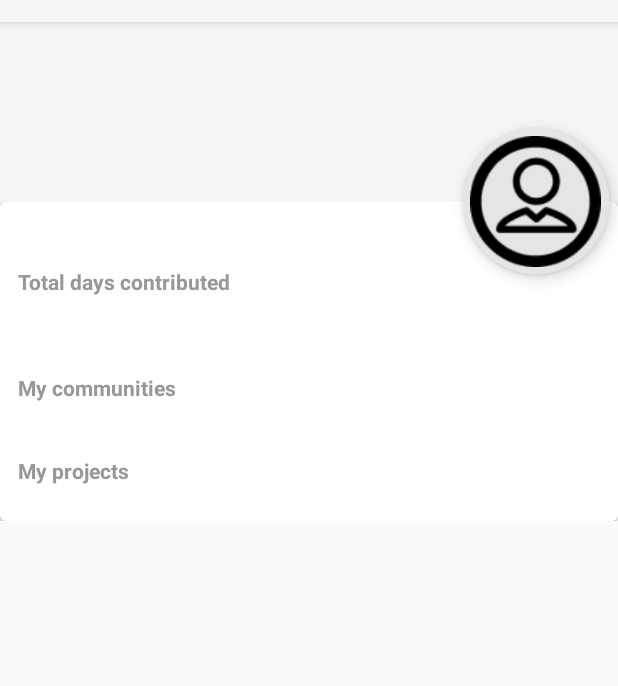
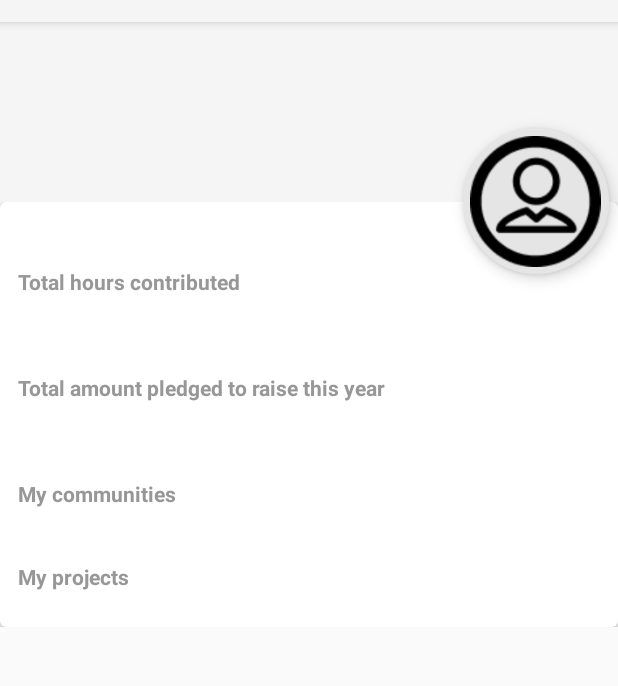
Before and after one commit to RHoKAustralia/humanity-in-business-mobile, an Android app: the ProfileActivity screen opened directly, with no data from a screen before it, on a phone screen of 412 x 824 dp, the part 62-748 px from its top. Run offline under Robolectric (Android 15) with nearby library versions, the phone set to English and light mode, and no system bars; pictures from the network do not load; 1 statement that could not run was skipped.

Commit message:
New updates

```diff
--- a/app/src/main/java/org/hib/socialcv/http/APIServiceInterface.kt
+++ b/app/src/main/java/org/hib/socialcv/http/APIServiceInterface.kt
@@ -37,6 +37,9 @@ interface APIServiceInterface {
     @GET("events/{eventId}/teams")
     fun getTeamsByEventId(@Path("eventId") eventId: String): Call<List<TeamModel>>
 
+    @GET("events/teams/{teamId}") // TODO
+    fun getTeamById(@Path("teamId") teamId: String): Call<TeamModel>
+
     @GET("events/{eventId}/members")
     fun getAttendeesByEventId(@Path("eventId") eventId: String): Call<List<MembersModel>>
 
--- a/app/src/main/java/org/hib/socialcv/http/model/RequestAboutYouModel.kt
+++ b/app/src/main/java/org/hib/socialcv/http/model/RequestAboutYouModel.kt
@@ -1,3 +1,7 @@
 package org.hib.socialcv.http.model
 
-class RequestAboutYouModel (val why_join_hib: String, val yearly_days_pledged: String)
+data class RequestAboutYouModel(
+    val why_join_hib: String,
+    val yearly_days_pledged: String,
+    val yearly_donations_pledge: Int
+)
--- a/app/src/main/java/org/hib/socialcv/ui/AboutYouActivity.kt
+++ b/app/src/main/java/org/hib/socialcv/ui/AboutYouActivity.kt
@@ -42,7 +42,8 @@ class AboutYouActivity : AppCompatActivity() {
 
         val request = RequestAboutYouModel(
             etReason.text.toString(),
-            etVolunteerDays.text.toString()
+            etVolunteerDays.text.toString(),
+            etDonation.text?.toString()?.toInt() ?: 0
         )
 
         ServiceAPI().aboutYou(
--- a/app/src/main/java/org/hib/socialcv/ui/model/ImageModel.kt
+++ b/app/src/main/java/org/hib/socialcv/ui/model/ImageModel.kt
@@ -1,3 +1,7 @@
 package org.hib.socialcv.ui.model
 
-class ImageModel(val id: String, val name: String?, val image_url: String?)
+data class ImageModel(
+    val id: String,
+    val name: String?,
+    val image_url: String?
+)
--- a/app/src/main/res/layout/activity_profile.xml
+++ b/app/src/main/res/layout/activity_profile.xml
@@ -124,13 +124,35 @@
                                     android:layout_marginStart="12dp"
                                     android:layout_marginEnd="12dp"
                                     android:layout_marginBottom="12dp"
-                                    android:text="Total days contributed"
+                                    android:text="Total hours contributed"
                                     android:textColor="@color/colorLightGrey"
                                     android:textSize="14sp"
                                     android:textStyle="bold" />
 
                             <TextView
                                     android:id="@+id/tvPoints"
+                                    android:layout_width="match_parent"
+                                    android:layout_height="wrap_content"
+                                    android:layout_marginStart="12dp"
+                                    android:layout_marginBottom="12dp"
+                                    android:textColor="@color/colorPrimary"
+                                    android:textSize="20sp"
+                                    android:textStyle="bold" />
+
+                            <TextView
+                                    android:id="@+id/tvPledgeAmountTitle"
+                                    android:layout_width="match_parent"
+                                    android:layout_height="wrap_content"
+                                    android:layout_marginStart="12dp"
+                                    android:layout_marginEnd="12dp"
+                                    android:layout_marginBottom="12dp"
+                                    android:text="Total amount pledged to raise this year"
+                                    android:textColor="@color/colorLightGrey"
+                                    android:textSize="14sp"
+                                    android:textStyle="bold" />
+
+                            <TextView
+                                    android:id="@+id/tvPledgeAmount"
                                     android:layout_width="match_parent"
                                     android:layout_height="wrap_content"
                                     android:layout_marginStart="12dp"
--- a/app/src/main/res/layout/activity_team.xml
+++ b/app/src/main/res/layout/activity_team.xml
@@ -68,7 +68,8 @@
                     android:background="@color/colorPrimaryDark"
                     android:layout_marginTop="20dp"
                     android:layout_marginStart="30dp"
-                    android:layout_marginEnd="30dp"/>
+                    android:layout_marginEnd="30dp"
+                    android:visibility="gone"/>
 
         </LinearLayout>
     </RelativeLayout>
--- a/app/src/main/res/layout/nav_header_main.xml
+++ b/app/src/main/res/layout/nav_header_main.xml
@@ -28,6 +28,7 @@
                 android:layout_height="wrap_content"
                 android:paddingTop="16dp"
                 android:textAppearance="@style/TextAppearance.AppCompat.Body1" />
+
         <TextView
                 android:id="@+id/nav_header_points"
                 android:layout_width="match_parent"
--- a/build.gradle
+++ b/build.gradle
@@ -8,7 +8,7 @@ buildscript {
 
     }
     dependencies {
-        classpath 'com.android.tools.build:gradle:3.5.2'
+        classpath 'com.android.tools.build:gradle:3.6.3'
         classpath "org.jetbrains.kotlin:kotlin-gradle-plugin:$kotlin_version"
         // NOTE: Do not place your application dependencies here; they belong
         // in the individual module build.gradle files
```
Also changed, not shown: app/src/main/java/org/hib/socialcv/http/ServiceAPI.kt (+8 -0 lines), app/src/main/java/org/hib/socialcv/ui/ImageAdapter.kt (+21 -5 lines), app/src/main/java/org/hib/socialcv/ui/ProfileActivity.kt (+6 -4 lines), app/src/main/java/org/hib/socialcv/ui/ProjectsListActivity.kt (+0 -12 lines), app/src/main/java/org/hib/socialcv/ui/TeamActivity.kt (+84 -56 lines), app/src/main/java/org/hib/socialcv/ui/model/ProfileModel.kt (+11 -2 lines), app/src/main/res/layout/activity_about_you.xml (+16 -0 lines), app/src/main/res/layout/item_image_list_2.xml (+6 -4 lines), gradle/wrapper/gradle-wrapper.properties.
